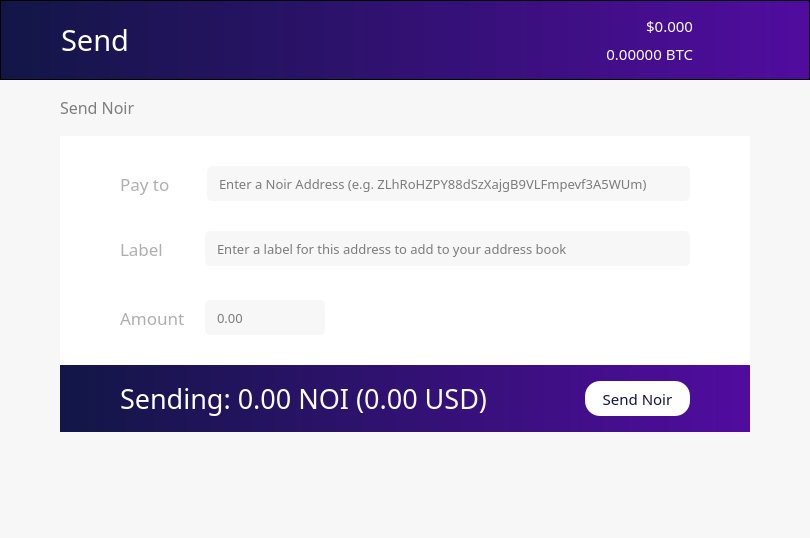
Above: src/qt/forms/sendcoinsdialog.ui from noirofficial/noir before the change. Below: the same form after it.
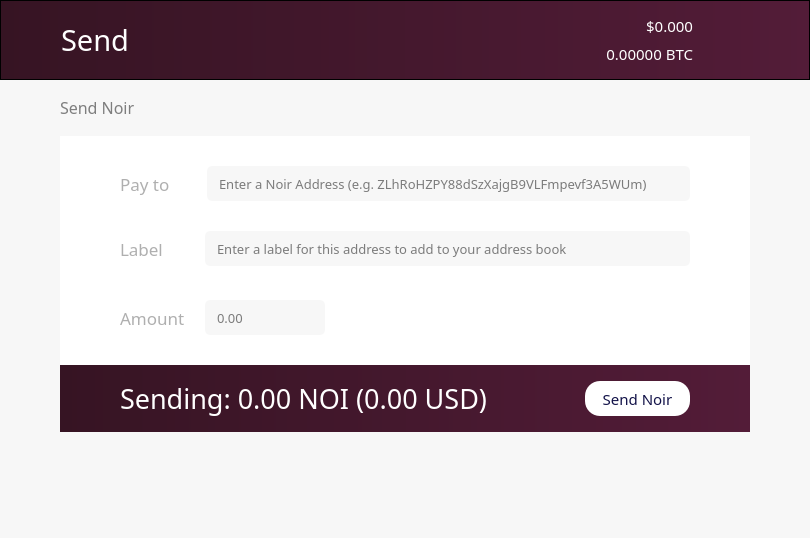
That is the form after the change. Icons and pictures are not drawn. Custom widgets are drawn as their Qt base class.

Patch:
```diff
--- a/src/qt/forms/sendcoinsdialog.ui
+++ b/src/qt/forms/sendcoinsdialog.ui
@@ -75,7 +75,7 @@
           </size>
          </property>
          <property name="styleSheet">
-          <string notr="true">background: QLinearGradient(x1: 0, y1: 0, x2: 1, y2: 0, stop: 0 #121646, stop: 1 #510c9f);</string>
+          <string notr="true">background: QLinearGradient(x1: 0, y1: 0, x2: 1, y2: 0, stop: 0 #361423, stop: 1 #531c38);</string>
          </property>
          <property name="frameShape">
           <enum>QFrame::StyledPanel</enum>
@@ -654,7 +654,7 @@
         <item>
          <widget class="QFrame" name="frame_2">
           <property name="styleSheet">
-           <string notr="true">background: QLinearGradient(x1: 0, y1: 0, x2: 1, y2: 0, stop: 0 #121646, stop: 1 #510c9f);</string>
+           <string notr="true">background: QLinearGradient(x1: 0, y1: 0, x2: 1, y2: 0, stop: 0 #361423, stop: 1 #531c38);</string>
           </property>
           <property name="frameShape">
            <enum>QFrame::StyledPanel</enum>
```
